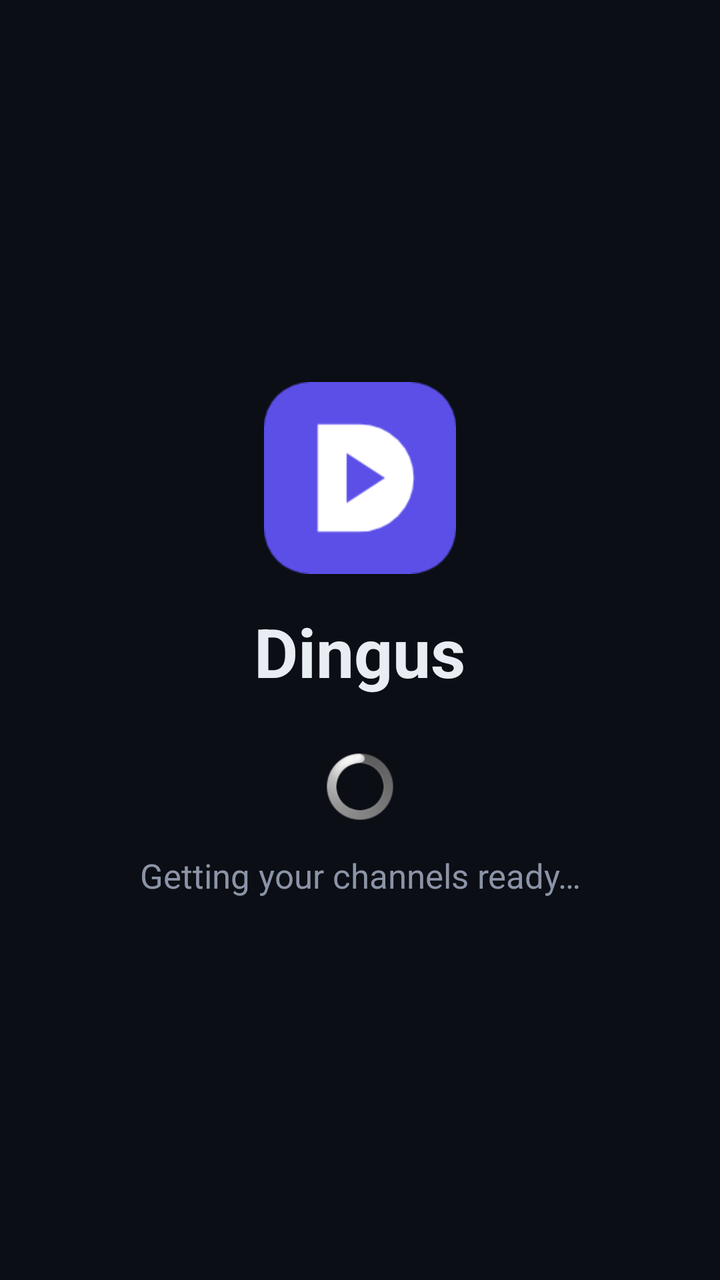
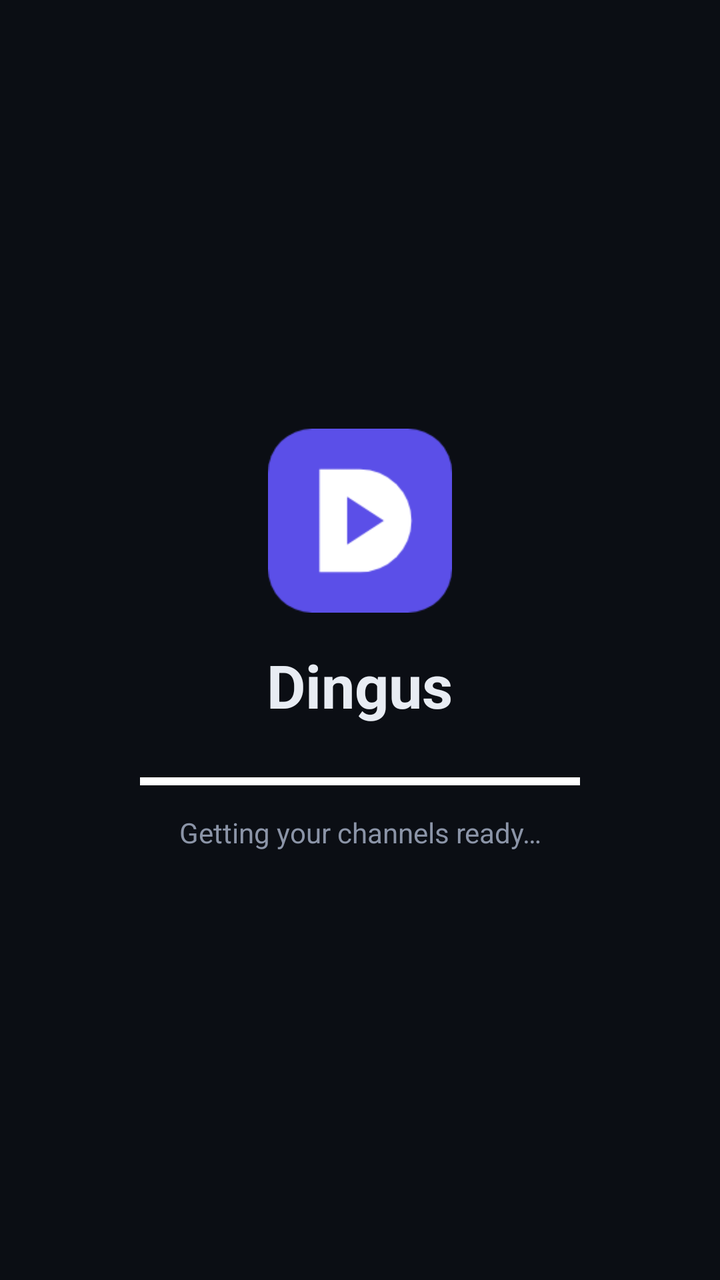

Two renders of the same Android screen: before a commit and after it. Below are the layout's source before the change and the commit's diff.
<!-- AndroidManifest.xml: application theme Theme.Dingus -->
<!-- res/layout/loading_screen.xml -->
<?xml version="1.0" encoding="utf-8"?>
<LinearLayout xmlns:android="http://schemas.android.com/apk/res/android"
    android:id="@+id/loadingScreen" android:layout_width="match_parent" android:layout_height="match_parent"
    android:orientation="vertical" android:gravity="center" android:background="?attr/dBg" android:clickable="true">
    <ImageView android:layout_width="96dp" android:layout_height="96dp" android:src="@mipmap/ic_launcher"
        android:contentDescription="@null" />
    <TextView android:layout_width="wrap_content" android:layout_height="wrap_content" android:layout_marginTop="16dp"
        android:text="Dingus" android:textSize="34sp" android:textStyle="bold" android:textColor="?attr/dText" />
    <ProgressBar android:layout_width="34dp" android:layout_height="34dp" android:layout_marginTop="28dp"
        android:indeterminate="true" style="@android:style/Widget.ProgressBar" />
    <TextView android:id="@+id/loadingText" android:layout_width="wrap_content" android:layout_height="wrap_content"
        android:layout_marginTop="16dp" android:text="Getting your channels ready…" android:textSize="17sp"
        android:textColor="?attr/dMuted" android:gravity="center" />
</LinearLayout>
<!-- resources referenced by this layout -->
<resources>
  <!-- mipmap ic_launcher: png bitmap (mipmap-hdpi, 1652 bytes) -->
  <style name="Theme.Dingus" parent="android:Theme.Material.NoActionBar">
          <item name="android:windowBackground">?attr/dBg</item>
          <item name="android:colorAccent">?attr/dAccent</item>
          <item name="android:colorPrimary">?attr/dSurface</item>
          <item name="android:colorPrimaryDark">?attr/dBg</item>
          <item name="android:textColor">?attr/dText</item>
          <item name="android:textColorPrimary">?attr/dText</item>
          <item name="android:textColorSecondary">?attr/dMuted</item>
          <item name="android:windowContentOverlay">@null</item>
          
          <item name="dBg">#0B0E14</item>
          <item name="dSurface">#141923</item>
          <item name="dSurface2">#1C2330</item>
          <item name="dLine">#262E3D</item>
          <item name="dText">#E8ECF3</item>
          <item name="dMuted">#8B94A7</item>
          <item name="dAiring">#1A2130</item>
          <item name="dPast">#10141C</item>
          <item name="dAccent">#3B82F6</item>
          <item name="dAccentSoft">#263B82F6</item>
      </style>
</resources>

<!-- the commit's change to res/layout/loading_screen.xml (unified diff, before → after) -->
@@ -1,14 +1,19 @@
 <?xml version="1.0" encoding="utf-8"?>
-<LinearLayout xmlns:android="http://schemas.android.com/apk/res/android"
+<FrameLayout xmlns:android="http://schemas.android.com/apk/res/android"
     android:id="@+id/loadingScreen" android:layout_width="match_parent" android:layout_height="match_parent"
-    android:orientation="vertical" android:gravity="center" android:background="?attr/dBg" android:clickable="true">
-    <ImageView android:layout_width="96dp" android:layout_height="96dp" android:src="@mipmap/ic_launcher"
-        android:contentDescription="@null" />
-    <TextView android:layout_width="wrap_content" android:layout_height="wrap_content" android:layout_marginTop="16dp"
-        android:text="Dingus" android:textSize="34sp" android:textStyle="bold" android:textColor="?attr/dText" />
-    <ProgressBar android:layout_width="34dp" android:layout_height="34dp" android:layout_marginTop="28dp"
-        android:indeterminate="true" style="@android:style/Widget.ProgressBar" />
-    <TextView android:id="@+id/loadingText" android:layout_width="wrap_content" android:layout_height="wrap_content"
-        android:layout_marginTop="16dp" android:text="Getting your channels ready…" android:textSize="17sp"
-        android:textColor="?attr/dMuted" android:gravity="center" />
-</LinearLayout>
+    android:background="?attr/dBg" android:clickable="true">
+    <View android:id="@+id/loadingGlow" android:layout_width="match_parent" android:layout_height="match_parent" />
+    <LinearLayout android:layout_width="match_parent" android:layout_height="match_parent"
+        android:orientation="vertical" android:gravity="center">
+        <ImageView android:layout_width="92dp" android:layout_height="92dp" android:src="@mipmap/ic_launcher"
+            android:contentDescription="@null" />
+        <TextView android:layout_width="wrap_content" android:layout_height="wrap_content" android:layout_marginTop="16dp"
+            android:text="Dingus" android:textSize="30sp" android:textStyle="bold" android:textColor="?attr/dText" />
+        <ProgressBar android:id="@+id/loadingLine" style="@android:style/Widget.ProgressBar.Horizontal"
+            android:layout_width="220dp" android:layout_height="4dp" android:layout_marginTop="26dp"
+            android:indeterminate="true" android:indeterminateTint="#FFFFFFFF" android:progressBackgroundTint="#33FFFFFF" />
+        <TextView android:id="@+id/loadingText" android:layout_width="wrap_content" android:layout_height="wrap_content"
+            android:layout_marginTop="14dp" android:text="Getting your channels ready…" android:textSize="14sp"
+            android:textColor="?attr/dMuted" android:gravity="center" />
+    </LinearLayout>
+</FrameLayout>
